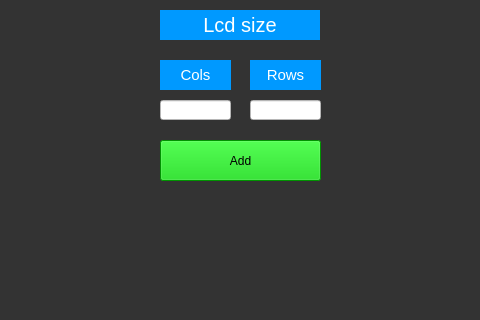
Before: the Qt Designer form mainwindow.ui in Coolxer/Vis4xe, drawn with Qt 5; both pictures show x 240 to 720 and y 220 to 540 of the 960 by 540 pixel window.
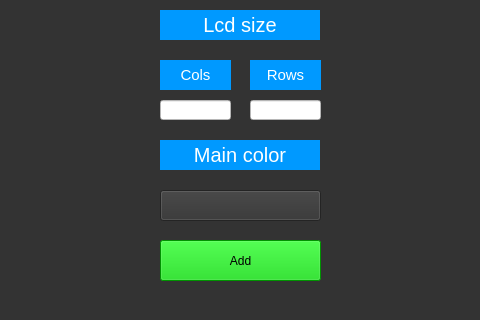
After: the same form once the commit is applied. The open tabs and pages were chosen to show the change.

What changed in the file:
```diff
--- a/mainwindow.ui
+++ b/mainwindow.ui
@@ -288,7 +288,7 @@
       <property name="geometry">
        <rect>
         <x>400</x>
-        <y>360</y>
+        <y>460</y>
         <width>161</width>
         <height>41</height>
        </rect>
@@ -313,6 +313,40 @@
        <string>Cancel</string>
       </property>
      </widget>
+     <widget class="QLabel" name="nameLabel_2">
+      <property name="geometry">
+       <rect>
+        <x>400</x>
+        <y>360</y>
+        <width>160</width>
+        <height>30</height>
+       </rect>
+      </property>
+      <property name="styleSheet">
+       <string notr="true">color: #FFFFFF;
+font-size: 20px;
+background-color: #0099ff</string>
+      </property>
+      <property name="text">
+       <string>Main color</string>
+      </property>
+      <property name="alignment">
+       <set>Qt::AlignCenter</set>
+      </property>
+     </widget>
+     <widget class="QPushButton" name="colorButton">
+      <property name="geometry">
+       <rect>
+        <x>400</x>
+        <y>410</y>
+        <width>161</width>
+        <height>31</height>
+       </rect>
+      </property>
+      <property name="text">
+       <string/>
+      </property>
+     </widget>
     </widget>
     <widget class="QWidget" name="editPage">
      <widget class="QLabel" name="stringsHeader">
```
Left out of the diff: 2 changed lines with no effect on the pictures.
